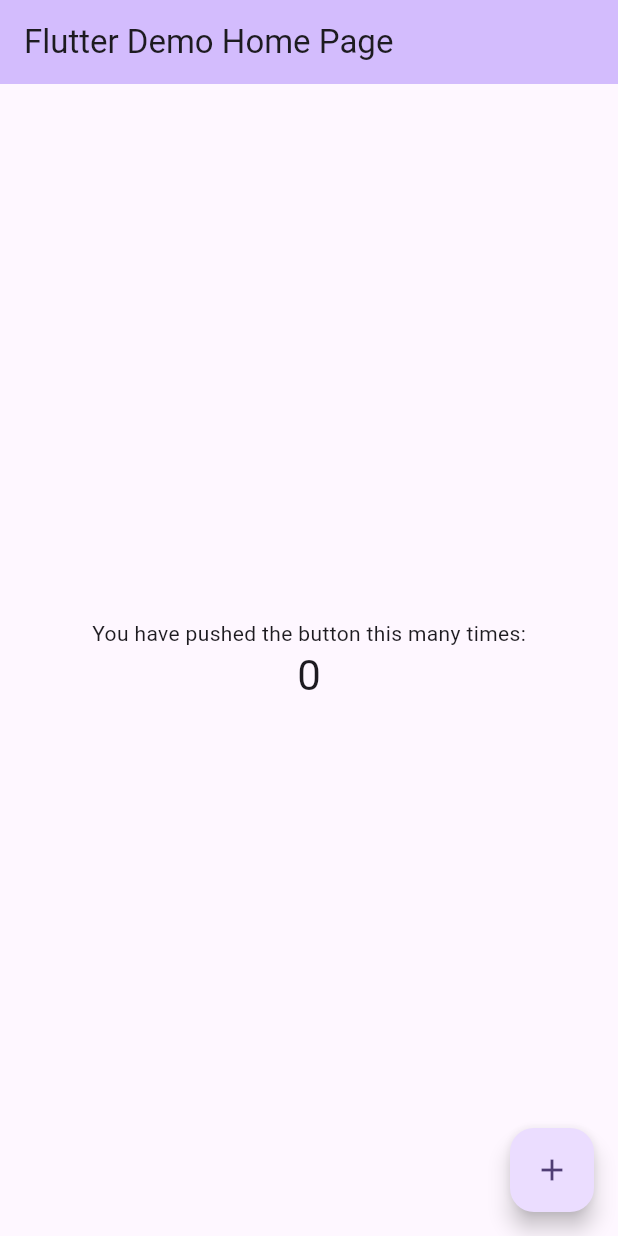
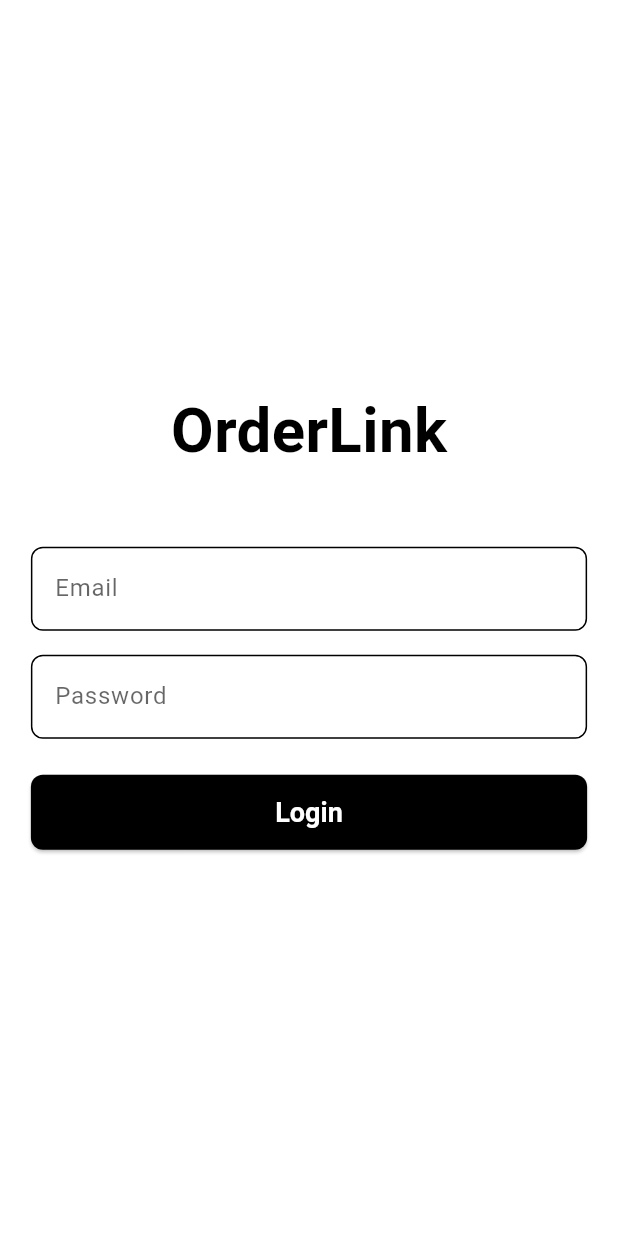
Before and after one commit to Maximilian-Gruber/orderlink-delivery-tool, a Flutter app: the screen it shows after launch, on a phone screen of 412 x 824 dp. Run offline on Flutter 3.47's test engine with Material 3 defaults, Android fonts, the phone set to English and light mode, and no system bars; our stand-ins replace dio, flutter_riverpod, flutter_secure_storage.

Commit message:
basic login page finished. added app theme, localization and secure storage for access token

````diff
--- /dev/null
+++ b/frontend/lib/core/api/api_client.dart
@@ -0,0 +1,23 @@
+import 'package:dio/dio.dart';
+import 'package:frontend/core/config.dart';
+import '../storage/secure_storage.dart';
+
+class ApiClient {
+  final Dio dio;
+  final SecureStorage storage;
+
+  ApiClient({required this.storage})
+      : dio = Dio(BaseOptions(baseUrl: AppConfig.baseUrl)) {
+    dio.interceptors.add(
+      InterceptorsWrapper(
+        onRequest: (options, handler) async {
+          final token = await storage.getToken();
+          if (token != null) {
+            options.headers['Authorization'] = 'Bearer $token';
+          }
+          handler.next(options);
+        },
+      ),
+    );
+  }
+}
--- /dev/null
+++ b/frontend/lib/core/config.dart
@@ -0,0 +1,5 @@
+class AppConfig {
+  AppConfig._();
+
+  static const String baseUrl = "http://localhost:8000";
+}
--- /dev/null
+++ b/frontend/lib/core/storage/secure_storage.dart
@@ -0,0 +1,13 @@
+import 'package:flutter_secure_storage/flutter_secure_storage.dart';
+
+class SecureStorage {
+  final _storage = const FlutterSecureStorage();
+
+  Future<void> saveToken(String token) =>
+      _storage.write(key: 'access_token', value: token);
+
+  Future<String?> getToken() =>
+      _storage.read(key: 'access_token');
+
+  Future<void> clear() => _storage.deleteAll();
+}
--- /dev/null
+++ b/frontend/lib/core/theme/app_theme.dart
@@ -0,0 +1,83 @@
+import 'package:flutter/material.dart';
+
+class AppTheme {
+  AppTheme._();
+
+  // Light Theme
+  static final ThemeData lightTheme = ThemeData(
+    brightness: Brightness.light,
+    scaffoldBackgroundColor: Colors.white,
+    primaryColor: Colors.black,
+    appBarTheme: const AppBarTheme(
+      backgroundColor: Colors.white,
+      foregroundColor: Colors.black,
+      elevation: 0,
+    ),
+    elevatedButtonTheme: ElevatedButtonThemeData(
+      style: ElevatedButton.styleFrom(
+        backgroundColor: Colors.black,
+        foregroundColor: Colors.white,
+        shape: RoundedRectangleBorder(
+          borderRadius: BorderRadius.circular(8),
+        ),
+        textStyle: const TextStyle(fontSize: 18, fontWeight: FontWeight.bold),
+      ),
+    ),
+    inputDecorationTheme: InputDecorationTheme(
+      labelStyle: const TextStyle(color: Colors.black54),
+      border: OutlineInputBorder(
+        borderRadius: BorderRadius.circular(8),
+      ),
+      focusedBorder: const OutlineInputBorder(
+        borderSide: BorderSide(color: Colors.black, width: 2),
+      ),
+    ),
+    textTheme: const TextTheme(
+      bodyMedium: TextStyle(color: Colors.black),
+    ),
+    colorScheme: const ColorScheme.light(
+      primary: Colors.black,
+      background: Colors.white,
+      error: Colors.red,
+    ),
+  );
+
+  // Dark Theme
+  static final ThemeData darkTheme = ThemeData(
+    brightness: Brightness.dark,
+    scaffoldBackgroundColor: Colors.black,
+    primaryColor: Colors.white,
+    appBarTheme: const AppBarTheme(
+      backgroundColor: Colors.black,
+      foregroundColor: Colors.white,
+      elevation: 0,
+    ),
+    elevatedButtonTheme: ElevatedButtonThemeData(
+      style: ElevatedButton.styleFrom(
+        backgroundColor: Colors.white,
+        foregroundColor: Colors.black,
+        shape: RoundedRectangleBorder(
+          borderRadius: BorderRadius.circular(8),
+        ),
+        textStyle: const TextStyle(fontSize: 18, fontWeight: FontWeight.bold),
+      ),
+    ),
+    inputDecorationTheme: InputDecorationTheme(
+      labelStyle: const TextStyle(color: Colors.white70),
+      border: OutlineInputBorder(
+        borderRadius: BorderRadius.circular(8),
+      ),
+      focusedBorder: const OutlineInputBorder(
+        borderSide: BorderSide(color: Colors.white, width: 2),
+      ),
+    ),
+    textTheme: const TextTheme(
+      bodyMedium: TextStyle(color: Colors.white),
+    ),
+    colorScheme: const ColorScheme.dark(
+      primary: Colors.white,
+      background: Colors.black,
+      error: Colors.red,
+    ),
+  );
+}
--- /dev/null
+++ b/frontend/lib/features/auth/data/auth_api.dart
@@ -0,0 +1,18 @@
+import 'package:dio/dio.dart';
+import '../../../core/api/api_client.dart';
+
+class AuthApi {
+  final ApiClient client;
+
+  AuthApi(this.client);
+
+  Future<String> login(String email, String password) async {
+    final formData = FormData.fromMap({
+      'username': email,
+      'password': password,
+    });
+
+    final res = await client.dio.post('/auth/login', data: formData);
+    return res.data['access_token'];
+  }
+}
--- /dev/null
+++ b/frontend/lib/features/auth/logic/auth_controller.dart
@@ -0,0 +1,48 @@
+import 'package:flutter_riverpod/flutter_riverpod.dart';
+import 'package:frontend/core/api/api_client.dart';
+import 'package:frontend/core/storage/secure_storage.dart';
+import '../data/auth_api.dart';
+
+class AuthState {
+  final bool loading;
+  final String? token;
+  final String? error;
+
+  AuthState({this.loading = false, this.token, this.error});
+
+  AuthState copyWith({bool? loading, String? token, String? error}) {
+    return AuthState(
+      loading: loading ?? this.loading,
+      token: token ?? this.token,
+      error: error ?? this.error,
+    );
+  }
+}
+
+class AuthController extends StateNotifier<AuthState> {
+  final Ref ref;
+  late final SecureStorage storage;
+  late final AuthApi api;
+
+  AuthController(this.ref) : super(AuthState()) {
+    storage = SecureStorage();
+    api = AuthApi(ApiClient(storage: storage));
+  }
+
+  Future<void> login(String email, String password) async {
+    state = state.copyWith(loading: true, error: null);
+    try {
+      final token = await api.login(email, password);
+      await storage.saveToken(token);
+      state = state.copyWith(token: token, loading: false);
+      print(await storage.getToken());
+    } catch (e) {
+      state = state.copyWith(error: e.toString(), loading: false);
+    }
+  }
+}
+
+final authControllerProvider =
+    StateNotifierProvider<AuthController, AuthState>((ref) {
+  return AuthController(ref);
+});
--- /dev/null
+++ b/frontend/lib/features/auth/presentation/login_page.dart
@@ -0,0 +1,140 @@
+import 'package:flutter/material.dart';
+import 'package:flutter_riverpod/flutter_riverpod.dart';
+import '../../../l10n/app_localizations.dart';
+import '../logic/auth_controller.dart';
+
+class LoginPage extends ConsumerStatefulWidget {
+  const LoginPage({super.key});
+
+  @override
+  ConsumerState<LoginPage> createState() => _LoginPageState();
+}
+
+class _LoginPageState extends ConsumerState<LoginPage> {
+  final emailController = TextEditingController();
+  final passwordController = TextEditingController();
+
+  @override
+  void dispose() {
+    emailController.dispose();
+    passwordController.dispose();
+    super.dispose();
+  }
+
+  @override
+  Widget build(BuildContext context) {
+    final state = ref.watch(authControllerProvider);
+    final controller = ref.read(authControllerProvider.notifier);
+
+    final theme = Theme.of(context);
+    final primaryColor = theme.colorScheme.primary;
+    final textColor = theme.textTheme.bodyMedium!.color;
+    final screenWidth = MediaQuery.of(context).size.width;
+    final fieldWidth = screenWidth * 0.9;
+    final loc = AppLocalizations.of(context)!;
+
+    return Scaffold(
+      backgroundColor: theme.scaffoldBackgroundColor,
+      body: Center(
+        child: SingleChildScrollView(
+          padding: EdgeInsets.symmetric(horizontal: screenWidth * 0.05),
+          child: Column(
+            mainAxisAlignment: MainAxisAlignment.center,
+            children: [
+              // App Name / Logo
+              Padding(
+                padding: const EdgeInsets.only(bottom: 48),
+                child: Text(
+                  loc.appName,
+                  style: TextStyle(
+                    fontSize: screenWidth * 0.1,
+                    fontWeight: FontWeight.bold,
+                    color: textColor,
+                  ),
+                ),
+              ),
+
+              // Email Field
+              SizedBox(
+                width: fieldWidth,
+                child: TextField(
+                  controller: emailController,
+                  keyboardType: TextInputType.emailAddress,
+                  style: TextStyle(color: textColor),
+                  decoration: InputDecoration(
+                    labelText: loc.email,
+                    labelStyle: TextStyle(color: textColor?.withOpacity(0.6)),
+                  ),
+                ),
+              ),
+              const SizedBox(height: 16),
+
+              // Password Field
+              SizedBox(
+                width: fieldWidth,
+                child: TextField(
+                  controller: passwordController,
+                  obscureText: true,
+                  style: TextStyle(color: textColor),
+                  decoration: InputDecoration(
+                    labelText: loc.password,
+                    labelStyle: TextStyle(color: textColor?.withOpacity(0.6)),
+                  ),
+                ),
+              ),
+              const SizedBox(height: 24),
+
+              // Error Message
+              if (state.error != null)
+                Padding(
+                  padding: const EdgeInsets.only(bottom: 16),
+                  child: Text(
+                    loc.loginError,
+                    style: TextStyle(color: theme.colorScheme.error),
+                  ),
+                ),
+
+              // Login Button
+              SizedBox(
+                width: fieldWidth,
+                height: 50,
+                child: ElevatedButton(
+                  style: ElevatedButton.styleFrom(
+                    backgroundColor: primaryColor,
+                    foregroundColor: theme.brightness == Brightness.dark
+                        ? Colors.black
+                        : Colors.white,
+                    textStyle: const TextStyle(
+                      fontSize: 18,
+                      fontWeight: FontWeight.bold,
+                    ),
+                  ),
+                  onPressed: state.loading
+                      ? null
+                      : () {
+                          controller.login(
+                            emailController.text,
+                            passwordController.text,
+                          );
+                        },
+                  child: state.loading
+                      ? SizedBox(
+                          width: 24,
+                          height: 24,
+                          child: CircularProgressIndicator(
+                            color: theme.brightness == Brightness.dark
+                                ? Colors.black
+                                : Colors.white,
+                            strokeWidth: 2,
+                          ),
+                        )
+                      : Text(loc.login),
+                ),
+              ),
+            ],
+          ),
+        ),
+      ),
+    );
+  }
+}
--- /dev/null
+++ b/frontend/lib/l10n/app_de.arb
@@ -0,0 +1,8 @@
+{
+  "@@locale": "de",
+  "login": "Anmelden",
+  "email": "E-Mail",
+  "password": "Passwort",
+  "loginError": "Anmeldung fehlgeschlagen. Bitte erneut versuchen!",
+  "appName": "OrderLink"
+}
--- /dev/null
+++ b/frontend/lib/l10n/app_en.arb
@@ -0,0 +1,8 @@
+{
+  "@@locale": "en",
+  "login": "Login",
+  "email": "Email",
+  "password": "Password",
+  "loginError": "Login unsuccessful. Try again!",
+  "appName": "OrderLink"
+}
--- /dev/null
+++ b/frontend/lib/l10n/app_localizations.dart
@@ -0,0 +1,159 @@
+import 'dart:async';
+
+import 'package:flutter/foundation.dart';
+import 'package:flutter/widgets.dart';
+import 'package:flutter_localizations/flutter_localizations.dart';
+import 'package:intl/intl.dart' as intl;
+
+import 'app_localizations_de.dart';
+import 'app_localizations_en.dart';
+
+// ignore_for_file: type=lint
+
+/// Callers can lookup localized strings with an instance of AppLocalizations
+/// returned by `AppLocalizations.of(context)`.
+///
+/// Applications need to include `AppLocalizations.delegate()` in their app's
+/// `localizationDelegates` list, and the locales they support in the app's
+/// `supportedLocales` list. For example:
+///
+/// ```dart
+/// import 'l10n/app_localizations.dart';
+///
+/// return MaterialApp(
+///   localizationsDelegates: AppLocalizations.localizationsDelegates,
+///   supportedLocales: AppLocalizations.supportedLocales,
+///   home: MyApplicationHome(),
+/// );
+/// ```
+///
+/// ## Update pubspec.yaml
+///
+/// Please make sure to update your pubspec.yaml to include the following
+/// packages:
+///
+/// ```yaml
+/// dependencies:
+///   # Internationalization support.
+///   flutter_localizations:
+///     sdk: flutter
+///   intl: any # Use the pinned version from flutter_localizations
+///
+///   # Rest of dependencies
+/// ```
+///
+/// ## iOS Applications
+///
+/// iOS applications define key application metadata, including supported
+/// locales, in an Info.plist file that is built into the application bundle.
+/// To configure the locales supported by your app, you’ll need to edit this
+/// file.
+///
+/// First, open your project’s ios/Runner.xcworkspace Xcode workspace file.
+/// Then, in the Project Navigator, open the Info.plist file under the Runner
+/// project’s Runner folder.
+///
+/// Next, select the Information Property List item, select Add Item from the
+/// Editor menu, then select Localizations from the pop-up menu.
+///
+/// Select and expand the newly-created Localizations item then, for each
+/// locale your application supports, add a new item and select the locale
+/// you wish to add from the pop-up menu in the Value field. This list should
+/// be consistent with the languages listed in the AppLocalizations.supportedLocales
+/// property.
+abstract class AppLocalizations {
+  AppLocalizations(String locale) : localeName = intl.Intl.canonicalizedLocale(locale.toString());
+
+  final String localeName;
+
+  static AppLocalizations? of(BuildContext context) {
+    return Localizations.of<AppLocalizations>(context, AppLocalizations);
+  }
+
+  static const LocalizationsDelegate<AppLocalizations> delegate = _AppLocalizationsDelegate();
+
+  /// A list of this localizations delegate along with the default localizations
+  /// delegates.
+  ///
+  /// Returns a list of localizations delegates containing this delegate along with
+  /// GlobalMaterialLocalizations.delegate, GlobalCupertinoLocalizations.delegate,
+  /// and GlobalWidgetsLocalizations.delegate.
+  ///
+  /// Additional delegates can be added by appending to this list in
+  /// MaterialApp. This list does not have to be used at all if a custom list
+  /// of delegates is preferred or required.
+  static const List<LocalizationsDelegate<dynamic>> localizationsDelegates = <LocalizationsDelegate<dynamic>>[
+    delegate,
+    GlobalMaterialLocalizations.delegate,
+    GlobalCupertinoLocalizations.delegate,
+    GlobalWidgetsLocalizations.delegate,
+  ];
+
+  /// A list of this localizations delegate's supported locales.
+  static const List<Locale> supportedLocales = <Locale>[
+    Locale('de'),
+    Locale('en')
+  ];
+
+  /// No description provided for @login.
+  ///
+  /// In en, this message translates to:
+  /// **'Login'**
+  String get login;
+
+  /// No description provided for @email.
+  ///
+  /// In en, this message translates to:
+  /// **'Email'**
+  String get email;
+
+  /// No description provided for @password.
+  ///
+  /// In en, this message translates to:
+  /// **'Password'**
+  String get password;
+
+  /// No description provided for @loginError.
+  ///
+  /// In en, this message translates to:
+  /// **'Login unsuccessful. Try again!'**
+  String get loginError;
+
+  /// No description provided for @appName.
+  ///
+  /// In en, this message translates to:
+  /// **'OrderLink'**
+  String get appName;
+}
+
+class _AppLocalizationsDelegate extends LocalizationsDelegate<AppLocalizations> {
+  const _AppLocalizationsDelegate();
+
+  @override
+  Future<AppLocalizations> load(Locale locale) {
+    return SynchronousFuture<AppLocalizations>(lookupAppLocalizations(locale));
+  }
+
+  @override
+  bool isSupported(Locale locale) => <String>['de', 'en'].contains(locale.languageCode);
+
+  @override
+  bool shouldReload(_AppLocalizationsDelegate old) => false;
+}
+
+AppLocalizations lookupAppLocalizations(Locale locale) {
+
+
+  // Lookup logic when only language code is specified.
+  switch (locale.languageCode) {
+    case 'de': return AppLocalizationsDe();
+    case 'en': return AppLocalizationsEn();
+  }
+
+  throw FlutterError(
+    'AppLocalizations.delegate failed to load unsupported locale "$locale". This is likely '
+    'an issue with the localizations generation tool. Please file an issue '
+    'on GitHub with a reproducible sample app and the gen-l10n configuration '
+    'that was used.'
+  );
+}
--- /dev/null
+++ b/frontend/lib/l10n/app_localizations_de.dart
@@ -0,0 +1,25 @@
+// ignore: unused_import
+import 'package:intl/intl.dart' as intl;
+import 'app_localizations.dart';
+
+// ignore_for_file: type=lint
+
+/// The translations for German (`de`).
+class AppLocalizationsDe extends AppLocalizations {
+  AppLocalizationsDe([String locale = 'de']) : super(locale);
+
+  @override
+  String get login => 'Anmelden';
+
+  @override
+  String get email => 'E-Mail';
+
+  @override
+  String get password => 'Passwort';
+
+  @override
+  String get loginError => 'Anmeldung fehlgeschlagen. Bitte erneut versuchen!';
+
+  @override
+  String get appName => 'OrderLink';
+}
--- /dev/null
+++ b/frontend/lib/l10n/app_localizations_en.dart
@@ -0,0 +1,25 @@
+// ignore: unused_import
+import 'package:intl/intl.dart' as intl;
+import 'app_localizations.dart';
+
+// ignore_for_file: type=lint
+
+/// The translations for English (`en`).
+class AppLocalizationsEn extends AppLocalizations {
+  AppLocalizationsEn([String locale = 'en']) : super(locale);
+
+  @override
+  String get login => 'Login';
+
+  @override
+  String get email => 'Email';
+
+  @override
+  String get password => 'Password';
+
+  @override
+  String get loginError => 'Login unsuccessful. Try again!';
+
+  @override
+  String get appName => 'OrderLink';
+}
--- a/frontend/lib/main.dart
+++ b/frontend/lib/main.dart
@@ -1,122 +1,33 @@
 import 'package:flutter/material.dart';
+import 'package:flutter_riverpod/flutter_riverpod.dart';
+import 'core/theme/app_theme.dart';
+import 'features/auth/presentation/login_page.dart';
+import 'package:flutter_localizations/flutter_localizations.dart';
+import 'l10n/app_localizations.dart';
 
 void main() {
-  runApp(const MyApp());
+  runApp(const ProviderScope(child: MyApp()));
 }
 
 class MyApp extends StatelessWidget {
   const MyApp({super.key});
 
-  // This widget is the root of your application.
   @override
   Widget build(BuildContext context) {
     return MaterialApp(
-      title: 'Flutter Demo',
-      theme: ThemeData(
-        // This is the theme of your application.
-        //
-        // TRY THIS: Try running your application with "flutter run". You'll see
-        // the application has a purple toolbar. Then, without quitting the app,
-        // try changing the seedColor in the colorScheme below to Colors.green
-        // and then invoke "hot reload" (save your changes or press the "hot
-        // reload" button in a Flutter-supported IDE, or press "r" if you used
-        // the command line to start the app).
-        //
-        // Notice that the counter didn't reset back to zero; the application
-        // state is not lost during the reload. To reset the state, use hot
-        // restart instead.
-        //
-        // This works for code too, not just values: Most code changes can be
-        // tested with just a hot reload.
-        colorScheme: ColorScheme.fromSeed(seedColor: Colors.deepPurple),
-      ),
-      home: const MyHomePage(title: 'Flutter Demo Home Page'),
+      title: 'OrderLink',
+      debugShowCheckedModeBanner: false,
+      theme: AppTheme.lightTheme,
+      darkTheme: AppTheme.darkTheme,
+      themeMode: ThemeMode.system,
+      localizationsDelegates: const [
+        AppLocalizations.delegate,
+        GlobalMaterialLocalizations.delegate,
+        GlobalWidgetsLocalizations.delegate,
+        GlobalCupertinoLocalizations.delegate,
+      ],
+      supportedLocales: AppLocalizations.supportedLocales,
+      home: const LoginPage(),
     );
   }
 }
-
-class MyHomePage extends StatefulWidget {
-  const MyHomePage({super.key, required this.title});
-
-  // This widget is the home page of your application. It is stateful, meaning
-  // that it has a State object (defined below) that contains fields that affect
-  // how it looks.
-
-  // This class is the configuration for the state. It holds the values (in this
-  // case the title) provided by the parent (in this case the App widget) and
-  // used by the build method of the State. Fields in a Widget subclass are
-  // always marked "final".
-
-  final String title;
-
-  @override
-  State<MyHomePage> createState() => _MyHomePageState();
-}
-
-class _MyHomePageState extends State<MyHomePage> {
-  int _counter = 0;
-
-  void _incrementCounter() {
-    setState(() {
-      // This call to setState tells the Flutter framework that something has
-      // changed in this State, which causes it to rerun the build method below
-      // so that the display can reflect the updated values. If we changed
-      // _counter without calling setState(), then the build method would not be
-      // called again, and so nothing would appear to happen.
-      _counter++;
-    });
-  }
-
-  @override
-  Widget build(BuildContext context) {
-    // This method is rerun every time setState is called, for instance as done
-    // by the _incrementCounter method above.
-    //
-    // The Flutter framework has been optimized to make rerunning build methods
-    // fast, so that you can just rebuild anything that needs updating rather
-    // than having to individually change instances of widgets.
-    return Scaffold(
-      appBar: AppBar(
-        // TRY THIS: Try changing the color here to a specific color (to
-        // Colors.amber, perhaps?) and trigger a hot reload to see the AppBar
-        // change color while the other colors stay the same.
-        backgroundColor: Theme.of(context).colorScheme.inversePrimary,
-        // Here we take the value from the MyHomePage object that was created by
-        // the App.build method, and use it to set our appbar title.
-        title: Text(widget.title),
-      ),
-      body: Center(
-        // Center is a layout widget. It takes a single child and positions it
-        // in the middle of the parent.
-        child: Column(
-          // Column is also a layout widget. It takes a list of children and
-          // arranges them vertically. By default, it sizes itself to fit its
-          // children horizontally, and tries to be as tall as its parent.
-          //
-          // Column has various properties to control how it sizes itself and
-          // how it positions its children. Here we use mainAxisAlignment to
-          // center the children vertically; the main axis here is the vertical
-          // axis because Columns are vertical (the cross axis would be
-          // horizontal).
-          //
-          // TRY THIS: Invoke "debug painting" (choose the "Toggle Debug Paint"
-          // action in the IDE, or press "p" in the console), to see the
-          // wireframe for each widget.
-          mainAxisAlignment: MainAxisAlignment.center,
-          children: <Widget>[
-            const Text('You have pushed the button this many times:'),
-            Text(
-              '$_counter',
-              style: Theme.of(context).textTheme.headlineMedium,
-            ),
-          ],
-        ),
-      ),
-      floatingActionButton: FloatingActionButton(
-        onPressed: _incrementCounter,
-        tooltip: 'Increment',
-        child: const Icon(Icons.add),
-      ), // This trailing comma makes auto-formatting nicer for build methods.
-    );
-  }
-}
````
Also changed, not shown: frontend/pubspec.yaml (+8 -0 lines), frontend/pubspec.lock, 14 other files.
